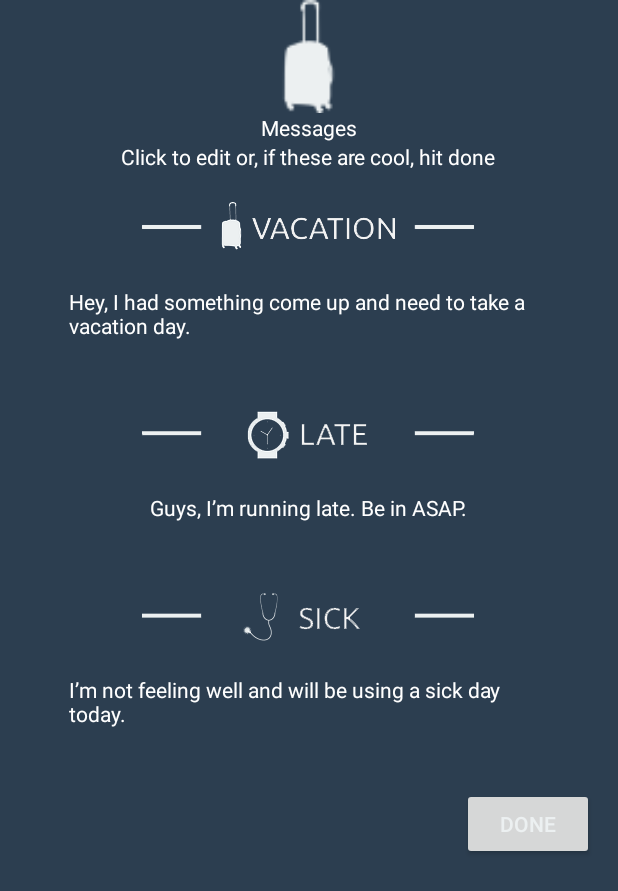
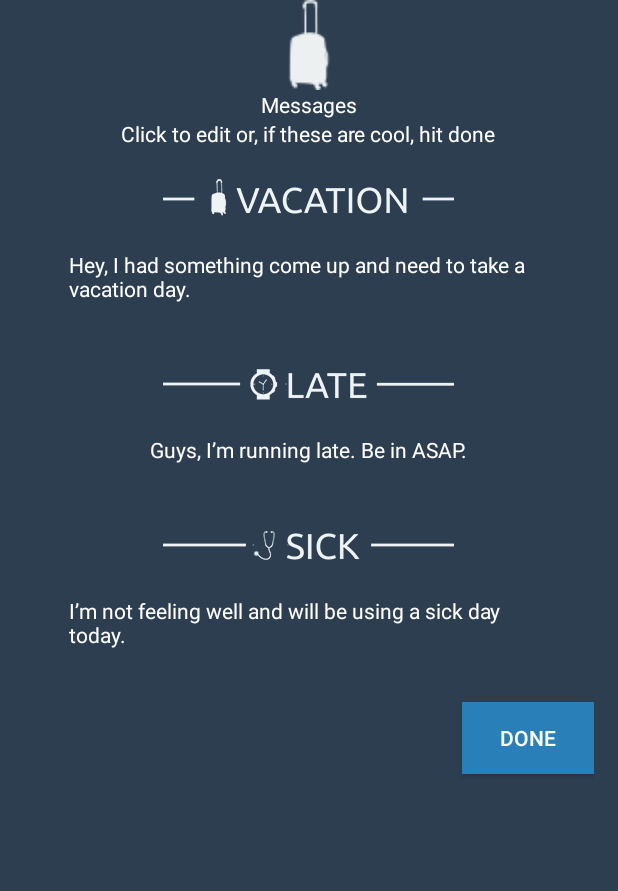
Before and after one commit to joshboles/dayoff, an Android app: the OnboardingActivity screen opened directly, with no data from a screen before it, after a tap on "NEXT", on a phone screen of 412 x 824 dp. Shown: the top 891 px of the screen. Run offline under Robolectric (Android 15) with nearby library versions, the phone set to English and light mode, and no system bars; 1 statement that could not run was skipped.

Commit message:
Change text sizes, padding, and button colors.

```diff
--- a/app/src/main/res/layout/fragment_message.xml
+++ b/app/src/main/res/layout/fragment_message.xml
@@ -22,6 +22,7 @@
         android:layout_marginBottom="@dimen/message_margin_bottom"
         android:paddingLeft="@dimen/message_padding_side"
         android:paddingRight="@dimen/message_padding_side"
+        android:textSize="@dimen/message_font_size"
         android:textColor="@android:color/white"
         android:text="... vacation message placeholder ..."
         android:layout_width="wrap_content"
@@ -40,6 +41,7 @@
         android:layout_marginBottom="@dimen/message_margin_bottom"
         android:paddingLeft="@dimen/message_padding_side"
         android:paddingRight="@dimen/message_padding_side"
+        android:textSize="@dimen/message_font_size"
         android:text="... late message placeholder ..."
         android:textColor="@android:color/white"
         android:layout_width="wrap_content"
@@ -58,6 +60,7 @@
         android:layout_marginBottom="@dimen/message_margin_bottom"
         android:paddingLeft="@dimen/message_padding_side"
         android:paddingRight="@dimen/message_padding_side"
+        android:textSize="@dimen/message_font_size"
         android:textColor="@android:color/white"
         android:text="... sick message placeholder ..."
         android:layout_width="wrap_content"
--- a/app/src/main/res/layout/fragment_onboard_contact.xml
+++ b/app/src/main/res/layout/fragment_onboard_contact.xml
@@ -58,6 +58,7 @@
             android:layout_width="wrap_content"
             android:layout_height="wrap_content"
             android:textColor="@android:color/white"
+            android:layout_marginLeft="10dp"
             android:textSize="20sp"
             android:text="@string/btn_add_contact"/>
 
@@ -71,6 +72,8 @@
             android:id="@+id/contact_onboard_next"
             android:layout_width="wrap_content"
             android:layout_height="wrap_content"
+            android:background="@color/button_color"
+            android:textColor="@android:color/white"
             android:text="@string/contact_onboarding_button"/>
     </LinearLayout>
 </LinearLayout>
--- a/app/src/main/res/layout/fragment_onboard_message.xml
+++ b/app/src/main/res/layout/fragment_onboard_message.xml
@@ -18,9 +18,11 @@
     <TextView
         android:layout_width="wrap_content"
         android:layout_height="wrap_content"
+        android:textSize="@dimen/ob_message_font_size"
         android:textColor="@android:color/white"
         android:layout_gravity="center"
-        android:text="@string/message_onboarding_title"/>
+        android:text="@string/message_onboarding_title"
+        />
 
     <TextView
         android:layout_width="wrap_content"
@@ -38,14 +40,16 @@
 
     <TextView
         android:id="@+id/tv_vacation"
-        android:layout_marginTop="@dimen/message_margin_top"
-        android:layout_marginBottom="@dimen/message_margin_bottom"
-        android:paddingLeft="@dimen/message_padding_side"
-        android:paddingRight="@dimen/message_padding_side"
+        android:layout_marginTop="@dimen/ob_message_margin_top"
+        android:layout_marginBottom="@dimen/ob_message_margin_bottom"
+        android:paddingLeft="@dimen/ob_message_padding_side"
+        android:paddingRight="@dimen/ob_message_padding_side"
         android:textColor="@android:color/white"
+        android:textSize="@dimen/ob_message_font_size"
         android:layout_width="wrap_content"
         android:layout_height="wrap_content"
-        android:layout_gravity="center"/>
+        android:layout_gravity="center"
+        android:text="... message placeholder ..."/>
 
     <ImageView
         android:src="@drawable/late_label"
@@ -55,14 +59,16 @@
 
     <TextView
         android:id="@+id/tv_late"
-        android:layout_marginTop="@dimen/message_margin_top"
-        android:layout_marginBottom="@dimen/message_margin_bottom"
-        android:paddingLeft="@dimen/message_padding_side"
-        android:paddingRight="@dimen/message_padding_side"
+        android:layout_marginTop="@dimen/ob_message_margin_top"
+        android:layout_marginBottom="@dimen/ob_message_margin_bottom"
+        android:paddingLeft="@dimen/ob_message_padding_side"
+        android:paddingRight="@dimen/ob_message_padding_side"
         android:textColor="@android:color/white"
+        android:textSize="@dimen/ob_message_font_size"
         android:layout_width="wrap_content"
         android:layout_height="wrap_content"
-        android:layout_gravity="center"/>
+        android:layout_gravity="center"
+        android:text="... message placeholder ..."/>
 
     <ImageView
         android:src="@drawable/sick_label"
@@ -72,21 +78,24 @@
 
     <TextView
         android:id="@+id/tv_sick"
-        android:layout_marginTop="@dimen/message_margin_top"
-        android:layout_marginBottom="@dimen/message_margin_bottom"
-        android:paddingLeft="@dimen/message_padding_side"
-        android:paddingRight="@dimen/message_padding_side"
+        android:layout_marginTop="@dimen/ob_message_margin_top"
+        android:layout_marginBottom="@dimen/ob_message_margin_bottom"
+        android:paddingLeft="@dimen/ob_message_padding_side"
+        android:paddingRight="@dimen/ob_message_padding_side"
         android:textColor="@android:color/white"
+        android:textSize="@dimen/ob_message_font_size"
         android:layout_width="wrap_content"
         android:layout_height="wrap_content"
-        android:layout_gravity="center"/>
+        android:layout_gravity="center"
+        android:text="... message placeholder ..."/>
 
     <Button
         android:id="@+id/message_onboard_done"
         android:layout_width="wrap_content"
         android:layout_height="wrap_content"
         android:layout_gravity="right"
-        android:textColor="#ecf0f1"
+        android:background="@color/button_color"
+        android:textColor="@android:color/white"
         android:text="@string/btn_done"/>
 
 </LinearLayout>
--- a/app/src/main/res/values/colors.xml
+++ b/app/src/main/res/values/colors.xml
@@ -5,5 +5,6 @@
     <color name="other_blue">#2c3e50</color>
     <color name="gray">#ecf0f1ff</color>
     <color name="black_overlay">#66000000</color>
+    <color name="button_color">#2980b9</color>
 
 </resources>
--- a/app/src/main/res/values/dimens.xml
+++ b/app/src/main/res/values/dimens.xml
@@ -3,15 +3,21 @@
     <dimen name="activity_horizontal_margin">16dp</dimen>
     <dimen name="activity_vertical_margin">16dp</dimen>
 
-    <dimen name="message_margin_bottom">40dp</dimen>
-    <dimen name="message_margin_top">15dp</dimen>
-    <dimen name="message_padding_side">30dp</dimen>j
+    <dimen name="message_margin_bottom">50dp</dimen>
+    <dimen name="message_margin_top">25dp</dimen>
+    <dimen name="message_padding_side">30dp</dimen>
+    <dimen name="message_font_size">16dp</dimen>
+
+    <dimen name="ob_message_margin_bottom">35dp</dimen>
+    <dimen name="ob_message_margin_top">15dp</dimen>
+    <dimen name="ob_message_padding_side">30dp</dimen>
+    <dimen name="ob_message_font_size">14dp</dimen>
 
     <dimen name="main_activity_icon_margin">15dp</dimen>
     <dimen name="main_activity_icon_padding">25dp</dimen>
     <dimen name="main_activity_dimen_image">125dp</dimen>
 
-    <dimen name="onboarding_icon">75dp</dimen>
+    <dimen name="onboarding_icon">60dp</dimen>
 
     <dimen name="splash_logo_width">200dp</dimen>
     <dimen name="splash_logo_height">300dp</dimen>
```
Also changed, not shown: app/src/main/res/drawable-hdpi/late_label.png, app/src/main/res/drawable-hdpi/sick_label.png, app/src/main/res/drawable-hdpi/vacation_label.png, app/src/main/res/drawable-mdpi/late_label.png, app/src/main/res/drawable-mdpi/sick_label.png, app/src/main/res/drawable-mdpi/vacation_label.png, app/src/main/res/drawable-xhdpi/late_label.png, app/src/main/res/drawable-xhdpi/sick_label.png, app/src/main/res/drawable-xhdpi/vacation_label.png, app/src/main/res/drawable-xxhdpi/late_label.png, app/src/main/res/drawable-xxhdpi/sick_label.png, app/src/main/res/drawable-xxhdpi/vacation_label.png.
